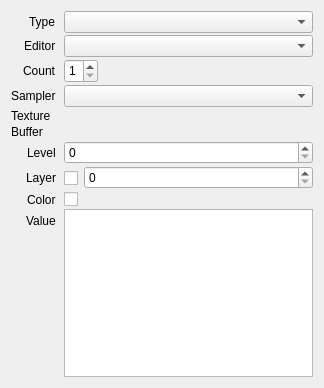
First picture: the form in src/session/BindingProperties.ui, repository houmain/gpupad, before the edit.
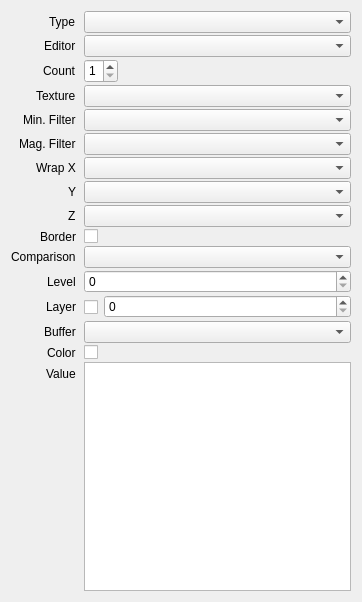
Second picture: the form after the edit. Custom widgets are drawn as their Qt base class.

Commit message: Samplers moved to Bindings

```diff
--- a/src/session/BindingProperties.ui
+++ b/src/session/BindingProperties.ui
@@ -6,8 +6,8 @@
    <rect>
     <x>0</x>
     <y>0</y>
-    <width>324</width>
-    <height>388</height>
+    <width>362</width>
+    <height>602</height>
    </rect>
   </property>
   <layout class="QVBoxLayout" name="verticalLayout">
@@ -153,47 +153,103 @@
       </widget>
      </item>
      <item row="3" column="0">
-      <widget class="QLabel" name="labelSampler">
-       <property name="text">
-        <string>Sampler</string>
-       </property>
-      </widget>
-     </item>
-     <item row="3" column="1">
-      <widget class="ReferenceComboBox" name="item"/>
-     </item>
-     <item row="4" column="0">
       <widget class="QLabel" name="labelTexture">
        <property name="text">
         <string>Texture</string>
        </property>
       </widget>
      </item>
+     <item row="3" column="1">
+      <widget class="ReferenceComboBox" name="texture"/>
+     </item>
+     <item row="4" column="0">
+      <widget class="QLabel" name="labelMinFilter">
+       <property name="text">
+        <string>Min. Filter</string>
+       </property>
+      </widget>
+     </item>
+     <item row="4" column="1">
+      <widget class="DataComboBox" name="minFilter"/>
+     </item>
      <item row="5" column="0">
-      <widget class="QLabel" name="labelBuffer">
+      <widget class="QLabel" name="labelMagFilter">
        <property name="text">
-        <string>Buffer</string>
+        <string>Mag. Filter</string>
        </property>
       </widget>
      </item>
+     <item row="5" column="1">
+      <widget class="DataComboBox" name="magFilter"/>
+     </item>
      <item row="6" column="0">
+      <widget class="QLabel" name="labelWrapModeX">
+       <property name="text">
+        <string>Wrap X</string>
+       </property>
+      </widget>
+     </item>
+     <item row="6" column="1">
+      <widget class="DataComboBox" name="wrapModeX"/>
+     </item>
+     <item row="7" column="0">
+      <widget class="QLabel" name="labelWrapModeY">
+       <property name="text">
+        <string>Y</string>
+       </property>
+      </widget>
+     </item>
+     <item row="7" column="1">
+      <widget class="DataComboBox" name="wrapModeY"/>
+     </item>
+     <item row="8" column="0">
+      <widget class="QLabel" name="labelWrapModeZ">
+       <property name="text">
+        <string>Z</string>
+       </property>
+      </widget>
+     </item>
+     <item row="8" column="1">
+      <widget class="DataComboBox" name="wrapModeZ"/>
+     </item>
+     <item row="9" column="0">
+      <widget class="QLabel" name="labelBorderColor">
+       <property name="text">
+        <string>Border</string>
+       </property>
+      </widget>
+     </item>
+     <item row="9" column="1">
+      <widget class="ColorPicker" name="borderColor"/>
+     </item>
+     <item row="10" column="0">
+      <widget class="QLabel" name="labelComparisonFunc">
+       <property name="text">
+        <string>Comparison</string>
+       </property>
+      </widget>
+     </item>
+     <item row="10" column="1">
+      <widget class="DataComboBox" name="comparisonFunc"/>
+     </item>
+     <item row="11" column="0">
       <widget class="QLabel" name="labelLevel">
        <property name="text">
         <string>Level</string>
        </property>
       </widget>
      </item>
-     <item row="6" column="1">
+     <item row="11" column="1">
       <widget class="QSpinBox" name="level"/>
      </item>
-     <item row="7" column="0">
+     <item row="12" column="0">
       <widget class="QLabel" name="labelLayer">
        <property name="text">
         <string>Layer</string>
        </property>
       </widget>
      </item>
-     <item row="7" column="1">
+     <item row="12" column="1">
       <widget class="QWidget" name="layerWidget" native="true">
        <layout class="QHBoxLayout" name="horizontalLayout_2">
         <property name="leftMargin">
@@ -234,24 +290,34 @@
        </layout>
       </widget>
      </item>
-     <item row="8" column="0">
+     <item row="13" column="0">
+      <widget class="QLabel" name="labelBuffer">
+       <property name="text">
+        <string>Buffer</string>
+       </property>
+      </widget>
+     </item>
+     <item row="13" column="1">
+      <widget class="ReferenceComboBox" name="buffer"/>
+     </item>
+     <item row="14" column="0">
       <widget class="QLabel" name="labelColor">
        <property name="text">
         <string>Color</string>
        </property>
       </widget>
      </item>
-     <item row="8" column="1">
+     <item row="14" column="1">
       <widget class="ColorPicker" name="color"/>
      </item>
-     <item row="9" column="0">
+     <item row="15" column="0">
       <widget class="QLabel" name="labelExpressions">
        <property name="text">
         <string>Value</string>
        </property>
       </widget>
      </item>
-     <item row="9" column="1">
+     <item row="15" column="1">
       <widget class="ExpressionMatrix" name="expressions">
        <property name="verticalScrollBarPolicy">
         <enum>Qt::ScrollBarAlwaysOff</enum>
```
The commit also changes 18 other files.
